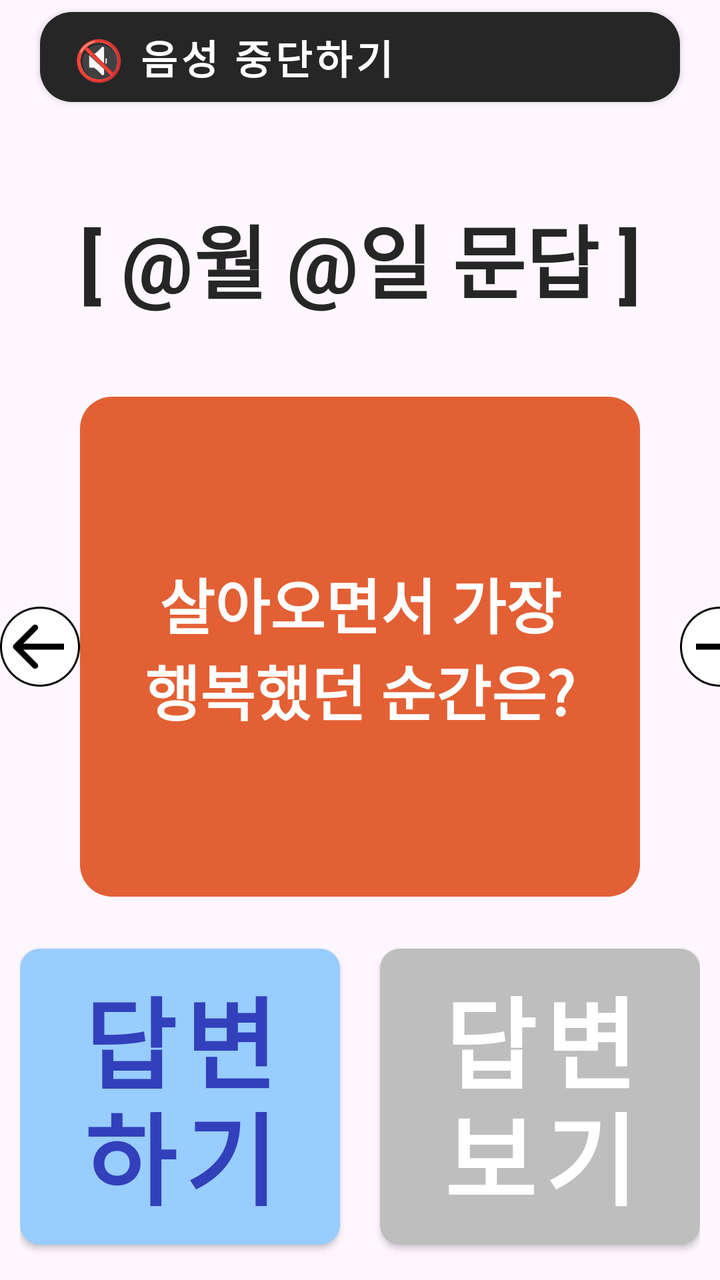
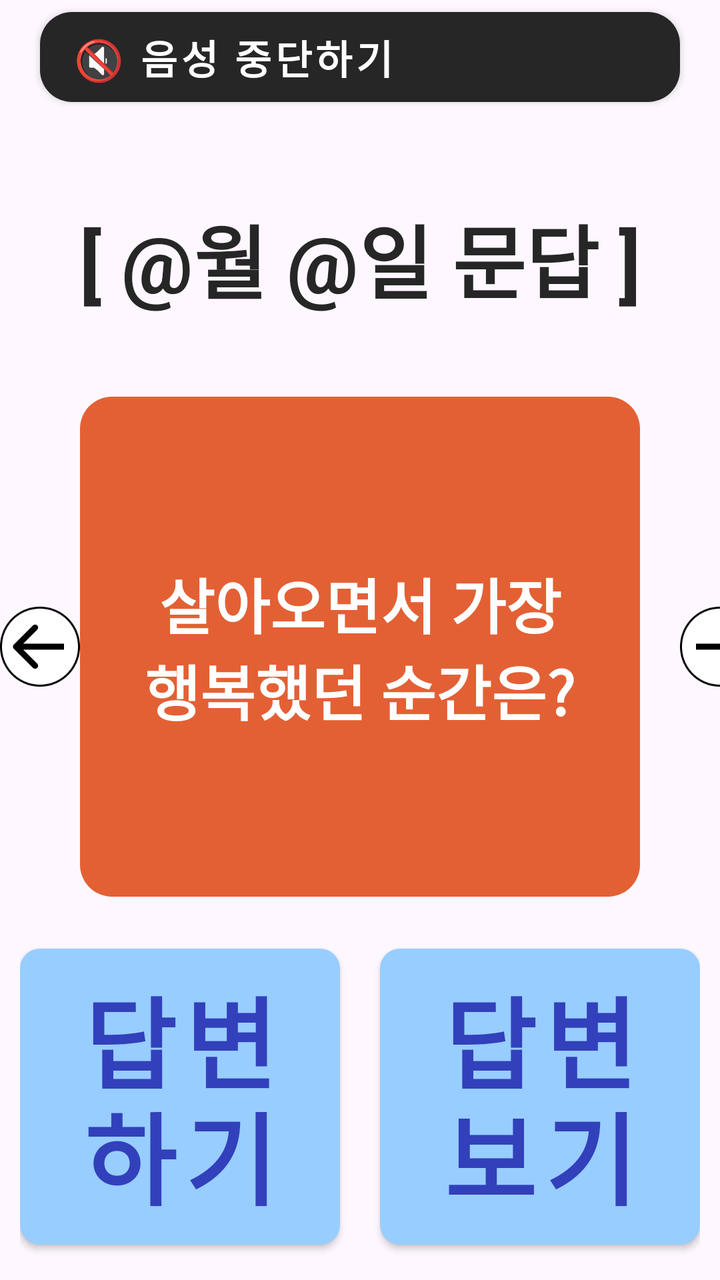

An Android layout rendered at two revisions. The XML below is the earlier revision; the diff shows what the commit changed to produce the second picture.
<!-- AndroidManifest.xml: application theme Theme.Project -->
<!-- res/layout/activity_qna_main.xml -->
<?xml version="1.0" encoding="utf-8"?>
<androidx.constraintlayout.widget.ConstraintLayout xmlns:android="http://schemas.android.com/apk/res/android"
    xmlns:app="http://schemas.android.com/apk/res-auto"
    xmlns:tools="http://schemas.android.com/tools"
    android:id="@+id/main"
    android:layout_width="match_parent"
    android:layout_height="match_parent"
    tools:context="com.example.myapplication.senior.Qna_main">

    <com.google.android.material.button.MaterialButton
        android:id="@+id/VoulumOnBtn"
        style="@style/VolumeOnButton"
        android:layout_height="wrap_content"
        android:layout_width="0dp"
        android:text="🔇 음성 중단하기"
        android:layout_marginStart="20dp"
        android:layout_marginEnd="20dp"
        app:layout_constraintStart_toStartOf="parent"
        app:layout_constraintEnd_toEndOf="parent"
        app:layout_constraintTop_toTopOf="parent" />


    <TextView
        android:id="@+id/mainText"
        style="@style/BoldText"
        android:layout_width="wrap_content"
        android:layout_height="wrap_content"
        android:layout_marginTop="100dp"

        android:text="[ @월 @일 문답 ]"

        app:layout_constraintEnd_toEndOf="parent"
        app:layout_constraintStart_toStartOf="parent"
        app:layout_constraintTop_toTopOf="parent" />


    <TextView
        android:id="@+id/question"
        style="@style/TextBoxRed"
        android:layout_width="0dp"
        android:layout_height="250dp"
        android:layout_marginStart="40dp"
        android:layout_marginTop="40dp"
        android:layout_marginEnd="40dp"

        android:text="살아오면서 가장\n행복했던 순간은?"

        app:layout_constraintEnd_toEndOf="parent"
        app:layout_constraintHorizontal_bias="0.0"
        app:layout_constraintStart_toStartOf="parent"
        app:layout_constraintTop_toBottomOf="@+id/mainText" />


    <LinearLayout
        android:layout_width="wrap_content"
        android:layout_height="wrap_content"
        app:layout_constraintTop_toTopOf="@id/question"
        app:layout_constraintBottom_toBottomOf="@id/question"
        app:layout_constraintStart_toStartOf="parent"
        app:layout_constraintEnd_toEndOf="parent"
        app:layout_constraintVertical_bias="0.5">

        <ImageView
            android:layout_width="40dp"
            android:layout_height="40dp"
            android:src="@drawable/arrowbtnleft"
            tools:layout_editor_absoluteX="25dp"
            tools:layout_editor_absoluteY="212dp" />

        <ImageView
            android:layout_width="40dp"
            android:layout_height="40dp"
            android:layout_marginStart="300dp"
            android:scaleX="-1"
            android:src="@drawable/arrowbtnleft"
            tools:ignore="MissingConstraints"
            tools:layout_editor_absoluteX="25dp"
            tools:layout_editor_absoluteY="212dp" />
    </LinearLayout>

    <LinearLayout
        android:id="@+id/btn1"
        android:layout_width="wrap_content"
        android:layout_height="wrap_content"
        app:layout_constraintTop_toBottomOf="@id/question"
        app:layout_constraintStart_toStartOf="parent"
        app:layout_constraintEnd_toEndOf="parent">


        <com.google.android.material.button.MaterialButton
            android:id="@+id/tell"
            style="@style/EnabledBtn"
            android:layout_width="160dp"
            android:layout_height="160dp"
            android:layout_marginTop="20dp"

            android:text="답변\n하기" />

        <com.google.android.material.button.MaterialButton
            android:id="@+id/listen"
            style="@style/DisabledBtn"
            android:layout_width="160dp"
            android:layout_height="160dp"
            android:layout_marginTop="20dp"
            android:layout_marginStart="20dp"

            android:text="답변\n보기" />
    </LinearLayout>

    <LinearLayout
        android:id="@+id/btn2"
        android:layout_width="wrap_content"
        android:layout_height="wrap_content"
        app:layout_constraintTop_toBottomOf="@id/btn1"
        app:layout_constraintStart_toStartOf="parent"
        app:layout_constraintEnd_toEndOf="parent"
        android:baselineAligned="false">


        <com.google.android.material.button.MaterialButton
            android:id="@+id/re"
            style="@style/EnabledBtn"
            android:layout_width="160dp"
            android:layout_height="160dp"
            android:layout_marginTop="20dp"

            android:text="안내\n다시\n듣기"
            android:textSize="38sp" />

        <com.google.android.material.button.MaterialButton
            android:id="@+id/end"
            style="@style/EnabledBtn"
            android:layout_width="160dp"
            android:layout_height="160dp"
            android:layout_marginStart="20dp"
            android:layout_marginTop="20dp"

            android:text="종료하기" />

    </LinearLayout>


</androidx.constraintlayout.widget.ConstraintLayout>
<!-- resources referenced by this layout -->
<resources>
  <!-- drawable arrowbtnleft: png bitmap (drawable, 3315 bytes) -->
  <style name="BoldText" parent="Widget.AppCompat.TextView">
          <item name="android:textColor">#262626</item>
          <item name="android:textStyle">bold</item>
          <item name="android:textSize">40sp</item>
          <item name="android:gravity">center</item>
          <item name="android:maxWidth">340dp</item>
      </style>
  <style name="DisabledBtn" parent="Widget.MaterialComponents.Button">
          <item name="cornerRadius">10dp</item>
          <item name="backgroundTint">#BEBEBE</item>
          <item name="android:textColor">#FFFFFF</item>
          <item name="android:textSize">50sp</item>
          <item name="android:textStyle">bold</item>
          <item name="android:lineSpacingMultiplier">0.8</item>
      </style>
  <style name="EnabledBtn" parent="Widget.MaterialComponents.Button">
          <item name="cornerRadius">10dp</item>
          <item name="backgroundTint">#98CDFF</item>
          <item name="android:textColor">#3240BB</item>
          <item name="android:textSize">50sp</item>
          <item name="android:textStyle">bold</item>
          <item name="android:lineSpacingMultiplier">0.8</item>
      </style>
  <style name="TextBoxRed" parent="Widget.AppCompat.TextView">
          <item name="android:background">@drawable/rounded_background</item>
          <item name="android:backgroundTint">#E36034</item>
          <item name="android:textColor">#FFFFFF</item>
          <item name="android:textSize">30sp</item>
          <item name="android:textStyle">bold</item>
          <item name="android:gravity">center</item>
          <item name="android:paddingTop">8dp</item>
          <item name="android:paddingBottom">8dp</item>
      </style>
  <style name="VolumeOnButton" parent="Widget.MaterialComponents.Button">
          <item name="cornerRadius">16dp</item>
          <item name="backgroundTint">#262626</item>
          <item name="android:textColor">#FFFFFF</item>
          <item name="android:textSize">20sp</item>
          <item name="android:textStyle">bold</item>
          <item name="android:gravity">left</item>
          <item name="paddingStart">20dp</item>
          <item name="android:paddingVertical">8dp</item>
      </style>
  <style name="Theme.Project" parent="Base.Theme.Project" />
  <!-- drawable rounded_background (drawable) -->
  <?xml version="1.0" encoding="utf-8"?>
  <shape xmlns:android="http://schemas.android.com/apk/res/android">
      <corners android:radius="16dp" />
  </shape>
  <style name="Base.Theme.Project" parent="Theme.Material3.Light.NoActionBar">
        
        
        
        
     </style>
</resources>

<!-- the commit's change to res/layout/activity_qna_main.xml (unified diff, before → after) -->
@@ -48,7 +48,10 @@
         app:layout_constraintEnd_toEndOf="parent"
         app:layout_constraintHorizontal_bias="0.0"
         app:layout_constraintStart_toStartOf="parent"
-        app:layout_constraintTop_toBottomOf="@+id/mainText" />
+        app:layout_constraintTop_toBottomOf="@+id/mainText"
+
+        android:paddingStart="30dp"
+        android:paddingEnd="30dp"/>
 
 
     <LinearLayout
@@ -61,6 +64,7 @@
         app:layout_constraintVertical_bias="0.5">
 
         <ImageView
+            android:id="@+id/arrowLeft"
             android:layout_width="40dp"
             android:layout_height="40dp"
             android:src="@drawable/arrowbtnleft"
@@ -68,6 +72,7 @@
             tools:layout_editor_absoluteY="212dp" />
 
         <ImageView
+            android:id="@+id/arrowRight"
             android:layout_width="40dp"
             android:layout_height="40dp"
             android:layout_marginStart="300dp"
@@ -89,7 +94,7 @@
 
         <com.google.android.material.button.MaterialButton
             android:id="@+id/tell"
-            style="@style/EnabledBtn"
+            style="@style/QnaStateButton"
             android:layout_width="160dp"
             android:layout_height="160dp"
             android:layout_marginTop="20dp"
@@ -98,7 +103,7 @@
 
         <com.google.android.material.button.MaterialButton
             android:id="@+id/listen"
-            style="@style/DisabledBtn"
+            style="@style/QnaStateButton"
             android:layout_width="160dp"
             android:layout_height="160dp"
             android:layout_marginTop="20dp"
@@ -119,7 +124,7 @@
 
         <com.google.android.material.button.MaterialButton
             android:id="@+id/re"
-            style="@style/EnabledBtn"
+            style="@style/QnaStateButton"
             android:layout_width="160dp"
             android:layout_height="160dp"
             android:layout_marginTop="20dp"
@@ -129,7 +134,7 @@
 
         <com.google.android.material.button.MaterialButton
             android:id="@+id/end"
-            style="@style/EnabledBtn"
+            style="@style/QnaStateButton"
             android:layout_width="160dp"
             android:layout_height="160dp"
             android:layout_marginStart="20dp"
<!-- resource entries referenced after the edit -->
@@ -8,18 +8,13 @@
           <item name="android:gravity">center</item>
           <item name="android:maxWidth">340dp</item>
       </style>
-  <style name="DisabledBtn" parent="Widget.MaterialComponents.Button">
+  <style name="QnaStateButton" parent="Widget.MaterialComponents.Button">
           <item name="cornerRadius">10dp</item>
-          <item name="backgroundTint">#BEBEBE</item>
-          <item name="android:textColor">#FFFFFF</item>
-          <item name="android:textSize">50sp</item>
-          <item name="android:textStyle">bold</item>
-          <item name="android:lineSpacingMultiplier">0.8</item>
-      </style>
-  <style name="EnabledBtn" parent="Widget.MaterialComponents.Button">
-          <item name="cornerRadius">10dp</item>
-          <item name="backgroundTint">#98CDFF</item>
-          <item name="android:textColor">#3240BB</item>
+  
+          <item name="backgroundTint">@color/button_background_tint</item>
+  
+          <item name="android:textColor">@color/button_text_selector</item>
+  
           <item name="android:textSize">50sp</item>
           <item name="android:textStyle">bold</item>
           <item name="android:lineSpacingMultiplier">0.8</item>
